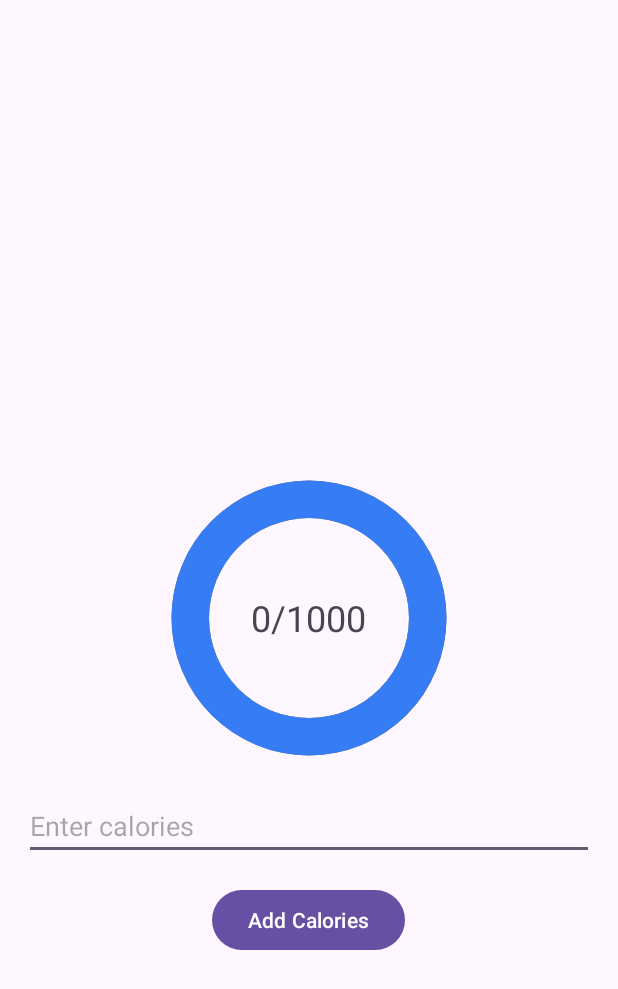
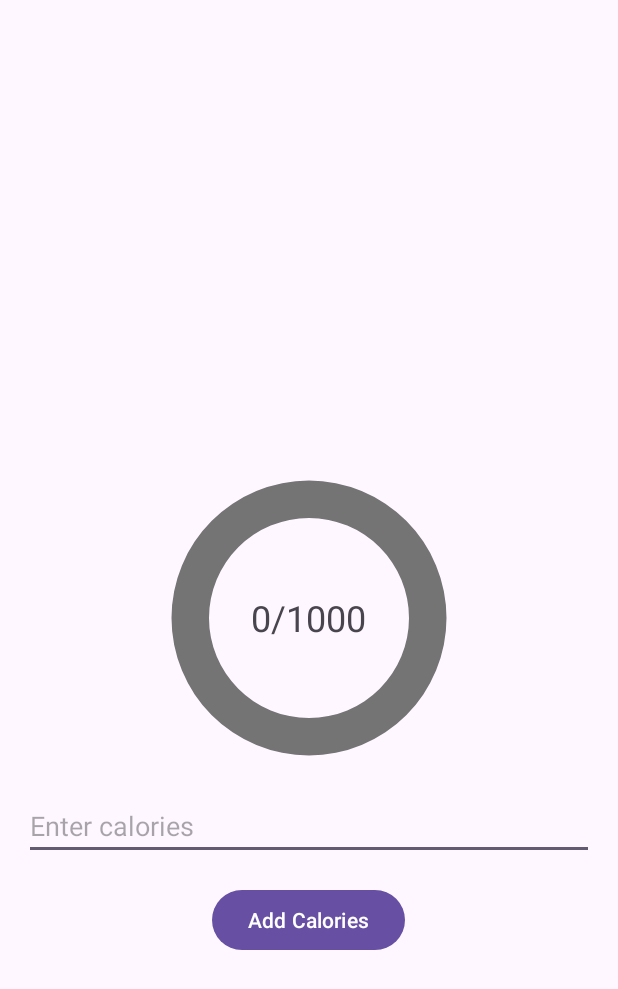
Before and after one commit to Drakon4ik-Coder/FitnessApp, an Android app: the screen it shows after launch (CaloriesActivity), on a phone screen of 412 x 824 dp. Shown: the top 989 px of the screen. Run offline under Robolectric (Android 15) with nearby library versions, the phone set to English and light mode, and no system bars.

```diff
--- a/app/src/main/res/layout/activity_calories.xml
+++ b/app/src/main/res/layout/activity_calories.xml
@@ -14,8 +14,7 @@
             android:indeterminate="false"
             android:max="100"
             android:progress="0"
-            android:progressDrawable="@drawable/circle_progress_drawable"
-            android:secondaryProgress="100" />
+            android:progressDrawable="@drawable/circle_progress_drawable" />
 
     <!-- Text representation in the center -->
     <TextView
```
